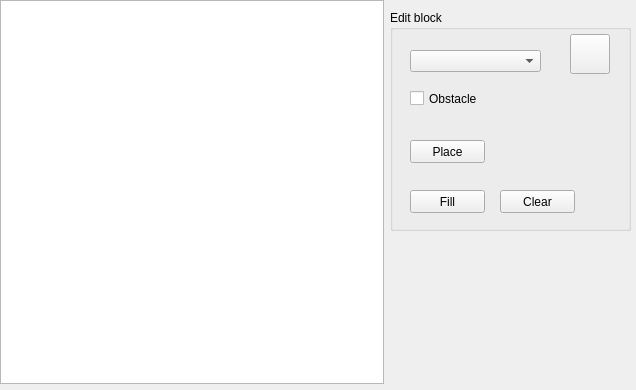
This is mainwindow.ui in Banadora/tails-editor as Qt 5 draws it before an edit. The edited form follows.
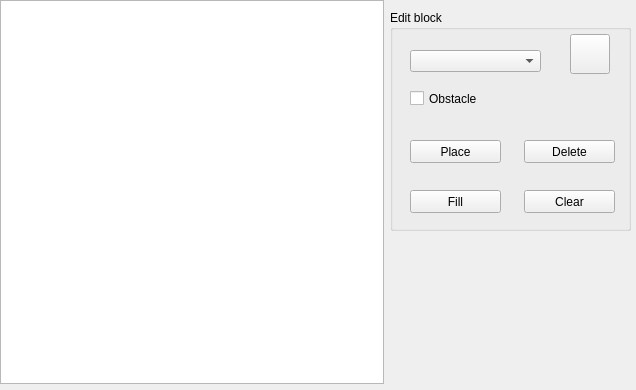
This is the edited form. Icons and pictures are not drawn.

Commit message: Delete btn

```diff
--- a/mainwindow.ui
+++ b/mainwindow.ui
@@ -87,7 +87,7 @@
       <rect>
        <x>20</x>
        <y>130</y>
-       <width>75</width>
+       <width>91</width>
        <height>23</height>
       </rect>
      </property>
@@ -100,7 +100,7 @@
       <rect>
        <x>20</x>
        <y>180</y>
-       <width>75</width>
+       <width>91</width>
        <height>23</height>
       </rect>
      </property>
@@ -111,9 +111,9 @@
     <widget class="QPushButton" name="clearBtn">
      <property name="geometry">
       <rect>
-       <x>110</x>
+       <x>134</x>
        <y>180</y>
-       <width>75</width>
+       <width>91</width>
        <height>23</height>
       </rect>
      </property>
@@ -121,6 +121,19 @@
       <string>Clear</string>
      </property>
     </widget>
+    <widget class="QPushButton" name="deleteBtn">
+     <property name="geometry">
+      <rect>
+       <x>134</x>
+       <y>130</y>
+       <width>91</width>
+       <height>23</height>
+      </rect>
+     </property>
+     <property name="text">
+      <string>Delete</string>
+     </property>
+    </widget>
    </widget>
   </widget>
  </widget>
```
The commit also changes 2 other files.
